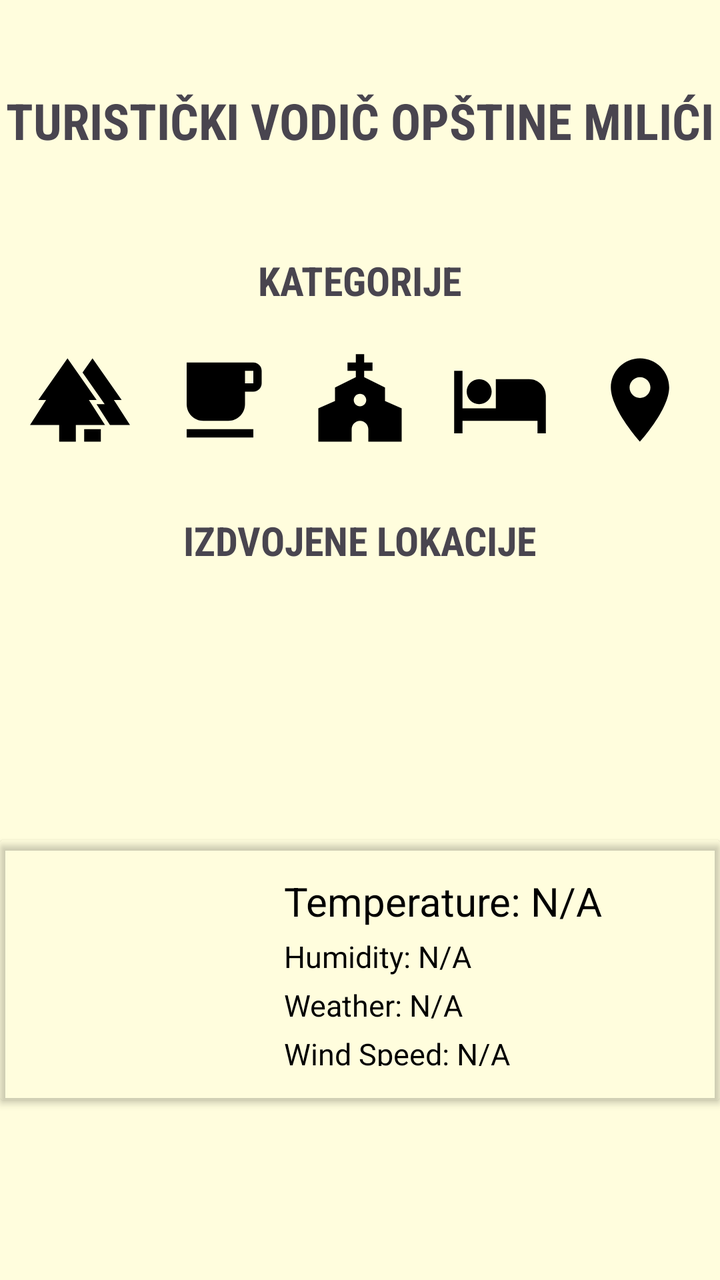
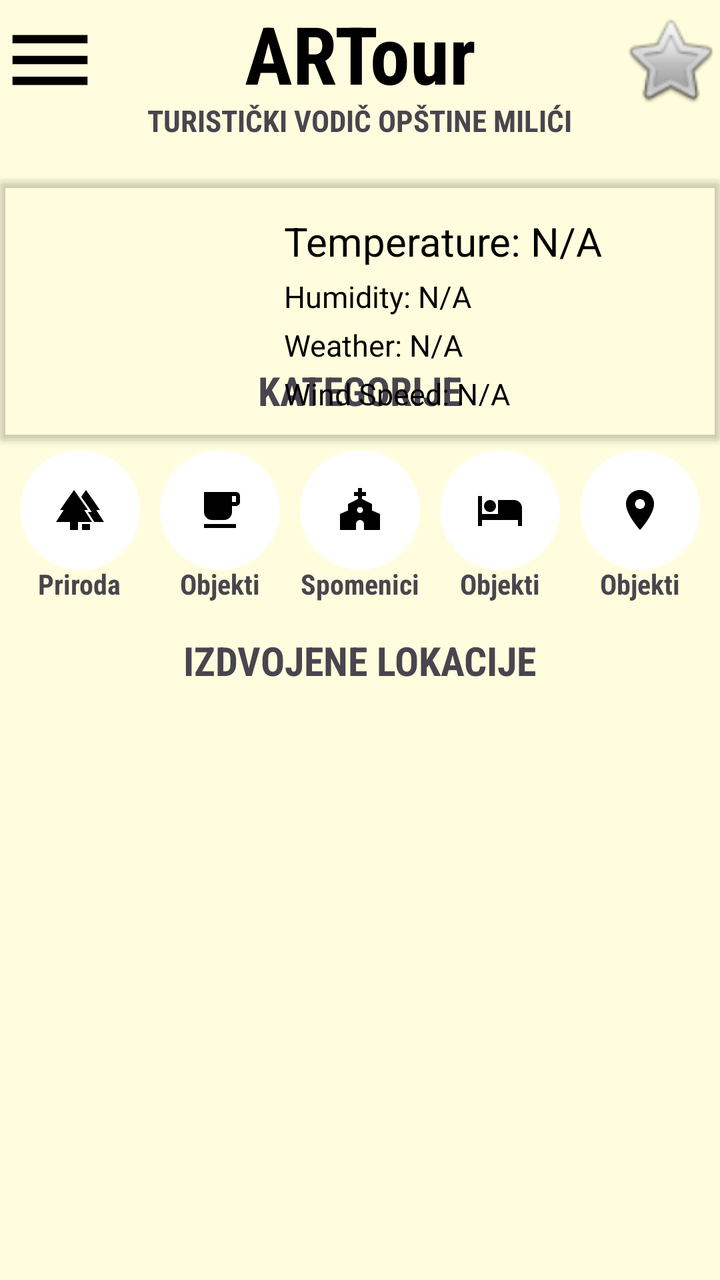

Compare the two renders of this Android layout. The source of the first and the diff that turns it into the second are given below.
<!-- AndroidManifest.xml: application theme Theme.ARTour -->
<!-- res/layout/fragment_pocetna.xml -->
<?xml version="1.0" encoding="utf-8"?>
<androidx.coordinatorlayout.widget.CoordinatorLayout xmlns:android="http://schemas.android.com/apk/res/android"
    xmlns:app="http://schemas.android.com/apk/res-auto"
    xmlns:tools="http://schemas.android.com/tools"
    android:layout_width="match_parent"
    android:layout_height="match_parent"
    android:background="@color/pozadina"
    tools:context=".PocetnaFragment">

    <androidx.cardview.widget.CardView
        android:layout_width="match_parent"
        android:layout_height="130dp"
        android:layout_gravity="bottom|center"
        android:layout_marginBottom="90dp"

        android:foregroundGravity="center"
        app:cardBackgroundColor="#00FFFFFF">

        <LinearLayout
            android:layout_width="match_parent"
            android:layout_height="match_parent"
            android:orientation="horizontal">

            <ImageView
                android:id="@+id/weatherIconImageView"
                android:layout_width="100dp"
                android:layout_height="100dp"
                android:layout_below="@id/windSpeedTextView"
                android:layout_gravity="center|left"
                android:layout_marginLeft="20dp"
                android:contentDescription="TODO" />

            <LinearLayout
                android:layout_width="match_parent"
                android:layout_height="100dp"
                android:layout_gravity="center|right"
                android:layout_marginLeft="20dp"
                android:layout_marginRight="20dp"
                android:orientation="vertical">

                <LinearLayout
                    android:layout_width="match_parent"
                    android:layout_height="match_parent"
                    android:layout_gravity="center|center_horizontal|center_vertical"
                    android:orientation="vertical">

                    <TextView
                        android:id="@+id/temperatureTextView"
                        android:layout_width="match_parent"
                        android:layout_height="wrap_content"
                        android:layout_gravity="center_horizontal"
                        android:padding="2dp"
                        android:text="Temperature: N/A"
                        android:textColor="@color/black"
                        android:textSize="20sp" />

                    <TextView
                        android:id="@+id/humidityTextView"
                        android:layout_width="match_parent"
                        android:layout_height="wrap_content"
                        android:layout_below="@id/temperatureTextView"
                        android:layout_gravity="center_horizontal"
                        android:padding="2dp"
                        android:text="Humidity: N/A"
                        android:textColor="@color/black"
                        android:textSize="15sp" />

                    <TextView
                        android:id="@+id/weatherInfoTextView"
                        android:layout_width="match_parent"
                        android:layout_height="wrap_content"
                        android:layout_below="@id/humidityTextView"
                        android:layout_gravity="center_horizontal"
                        android:padding="2dp"
                        android:text="Weather: N/A"
                        android:textColor="@color/black"
                        android:textSize="15sp" />

                    <TextView
                        android:id="@+id/windSpeedTextView"
                        android:layout_width="match_parent"
                        android:layout_height="wrap_content"
                        android:layout_below="@id/weatherInfoTextView"
                        android:layout_gravity="center_horizontal"
                        android:padding="2dp"
                        android:text="Wind Speed: N/A"
                        android:textColor="@color/black"
                        android:textSize="15sp" />
                </LinearLayout>

            </LinearLayout>


        </LinearLayout>

    </androidx.cardview.widget.CardView>

    <FrameLayout
        android:id="@+id/frame_layout"
        android:layout_width="match_parent"
        android:layout_height="match_parent"></FrameLayout>

    <com.google.android.material.bottomappbar.BottomAppBar
        android:id="@+id/bottomAppBar"
        android:layout_width="match_parent"
        android:layout_height="wrap_content"
        android:layout_gravity="bottom"
        android:background="@android:color/white"
        android:visibility="invisible"
        app:fabCradleMargin="10dp"
        app:fabCradleRoundedCornerRadius="50dp">

    </com.google.android.material.bottomappbar.BottomAppBar>

    <com.google.android.material.bottomnavigation.BottomNavigationView
        android:id="@+id/bottomNavigationView"
        android:layout_width="wrap_content"
        android:layout_height="wrap_content"
        android:layout_gravity="bottom|center_vertical"
        android:layout_marginHorizontal="40dp"
        android:background="@color/white"
        android:visibility="invisible"
        app:labelVisibilityMode="labeled"
        app:menu="@menu/bottom_menu" />

    <TextView
        android:id="@+id/naslov"
        android:layout_width="wrap_content"
        android:layout_height="wrap_content"
        android:fontFamily="sans-serif-condensed"
        android:text="TURISTIČKI VODIČ OPŠTINE MILIĆI"
        android:textSize="25dp"
        android:textStyle="bold"
        android:translationY="-260dp"
        app:layout_anchor="@+id/frame_layout"
        app:layout_anchorGravity="center" />

    <TextView
        android:id="@+id/kategorije"
        android:layout_width="wrap_content"
        android:layout_height="wrap_content"
        android:fontFamily="sans-serif-condensed"
        android:text="KATEGORIJE"
        android:textSize="20dp"
        android:textStyle="bold"
        android:translationY="-180dp"
        app:layout_anchor="@+id/frame_layout"
        app:layout_anchorGravity="center" />

    <ImageButton
        android:id="@+id/dugme1"
        android:layout_width="50dp"
        android:layout_height="50dp"
        android:background="@color/pozadina"
        android:scaleType="centerCrop"
        android:src="@drawable/baseline_forest_24"
        android:translationX="-140dp"
        android:translationY="-120dp"
        app:layout_anchor="@id/frame_layout"
        app:layout_anchorGravity="center" />

    <ImageButton
        android:id="@+id/dugme2"
        android:layout_width="50dp"
        android:layout_height="50dp"
        android:background="@color/pozadina"
        android:scaleType="centerCrop"
        android:src="@drawable/baseline_local_cafe_24"
        android:translationX="-70dp"
        android:translationY="-120dp"
        app:layout_anchor="@id/frame_layout"
        app:layout_anchorGravity="center" />

    <ImageButton
        android:id="@+id/dugme3"
        android:layout_width="50dp"
        android:layout_height="50dp"
        android:background="@color/pozadina"
        android:scaleType="centerCrop"
        android:src="@drawable/baseline_church_24"
        android:translationX="0dp"
        android:translationY="-120dp"
        app:layout_anchor="@id/frame_layout"
        app:layout_anchorGravity="center" />

    <ImageButton
        android:id="@+id/dugme4"
        android:layout_width="50dp"
        android:layout_height="50dp"
        android:background="@color/pozadina"
        android:scaleType="centerCrop"
        android:src="@drawable/baseline_hotel_24"
        android:translationX="70dp"
        android:translationY="-120dp"
        app:layout_anchor="@id/frame_layout"
        app:layout_anchorGravity="center" />

    <ImageButton
        android:id="@+id/dugme5"
        android:layout_width="50dp"
        android:layout_height="50dp"
        android:background="@color/pozadina"
        android:scaleType="centerCrop"
        android:src="@drawable/baseline_place_24"
        android:translationX="140dp"
        android:translationY="-120dp"
        app:layout_anchor="@id/frame_layout"
        app:layout_anchorGravity="center" />

    <TextView
        android:id="@+id/kartice"
        android:layout_width="wrap_content"
        android:layout_height="wrap_content"
        android:fontFamily="sans-serif-condensed"
        android:text="IZDVOJENE LOKACIJE"
        android:textSize="20dp"
        android:textStyle="bold"
        android:translationY="-50dp"
        app:layout_anchor="@+id/frame_layout"
        app:layout_anchorGravity="center" />

    <androidx.viewpager2.widget.ViewPager2
        android:id="@+id/viewPager"
        android:layout_width="match_parent"
        android:layout_height="250dp"
        android:translationY="100dp"
        app:layout_anchor="@+id/frame_layout"
        app:layout_anchorGravity="center" />


</androidx.coordinatorlayout.widget.CoordinatorLayout>
<!-- resources referenced by this layout -->
<resources>
  <color name="black">#FF000000</color>
  <color name="pozadina">#fffddd</color>
  <color name="white">#FFFFFFFF</color>
  <!-- drawable baseline_church_24 (drawable) -->
  <vector android:height="24dp" android:tint="#000000"
      android:viewportHeight="24" android:viewportWidth="24"
      android:width="24dp" xmlns:android="http://schemas.android.com/apk/res/android">
      <path android:fillColor="@android:color/white" android:pathData="M18,12.22V9l-5,-2.5V5h2V3h-2V1h-2v2H9v2h2v1.5L6,9v3.22L2,14v8h8v-3c0,-1.1 0.9,-2 2,-2s2,0.9 2,2v3h8v-8L18,12.22zM12,13.5c-0.83,0 -1.5,-0.67 -1.5,-1.5s0.67,-1.5 1.5,-1.5s1.5,0.67 1.5,1.5S12.83,13.5 12,13.5z"/>
  </vector>
  <!-- drawable baseline_forest_24 (drawable) -->
  <vector android:height="24dp" android:tint="#000000"
      android:viewportHeight="24" android:viewportWidth="24"
      android:width="24dp" xmlns:android="http://schemas.android.com/apk/res/android">
      <path android:fillColor="@android:color/white" android:pathData="M16,12l-7,-10l-7,10l1.86,0l-3.86,6l7,0l0,4l4,0l0,-4l7,0l-3.86,-6z"/>
      <path android:fillColor="@android:color/white" android:pathData="M20.14,12l1.86,0l-7,-10l-2.39,3.41l5.31,7.59l-1.92,0l-0.03,0l3.22,5l4.81,0z"/>
      <path android:fillColor="@android:color/white" android:pathData="M13,19h4v3h-4z"/>
  </vector>
  <!-- drawable baseline_hotel_24 (drawable) -->
  <vector android:height="24dp" android:tint="#000000"
      android:viewportHeight="24" android:viewportWidth="24"
      android:width="24dp" xmlns:android="http://schemas.android.com/apk/res/android">
      <path android:fillColor="@android:color/white" android:pathData="M7,13c1.66,0 3,-1.34 3,-3S8.66,7 7,7s-3,1.34 -3,3 1.34,3 3,3zM19,7h-8v7L3,14L3,5L1,5v15h2v-3h18v3h2v-9c0,-2.21 -1.79,-4 -4,-4z"/>
  </vector>
  <!-- drawable baseline_local_cafe_24 (drawable) -->
  <vector android:height="24dp" android:tint="#000000"
      android:viewportHeight="24" android:viewportWidth="24"
      android:width="24dp" xmlns:android="http://schemas.android.com/apk/res/android">
      <path android:fillColor="@android:color/white" android:pathData="M20,3L4,3v10c0,2.21 1.79,4 4,4h6c2.21,0 4,-1.79 4,-4v-3h2c1.11,0 2,-0.9 2,-2L22,5c0,-1.11 -0.89,-2 -2,-2zM20,8h-2L18,5h2v3zM4,19h16v2L4,21z"/>
  </vector>
  <!-- drawable baseline_place_24 (drawable) -->
  <vector android:height="24dp" android:tint="#000000"
      android:viewportHeight="24" android:viewportWidth="24"
      android:width="24dp" xmlns:android="http://schemas.android.com/apk/res/android">
      <path android:fillColor="@android:color/white" android:pathData="M12,2C8.13,2 5,5.13 5,9c0,5.25 7,13 7,13s7,-7.75 7,-13c0,-3.87 -3.13,-7 -7,-7zM12,11.5c-1.38,0 -2.5,-1.12 -2.5,-2.5s1.12,-2.5 2.5,-2.5 2.5,1.12 2.5,2.5 -1.12,2.5 -2.5,2.5z"/>
  </vector>
  <style name="Theme.ARTour" parent="Base.Theme.ARTour" />
  <style name="Base.Theme.ARTour" parent="Theme.Material3.DayNight.NoActionBar">
          
          
          <item name="android:statusBarColor" tools:targetApi="1">@color/pozadina</item>
          <item name="android:navigationBarColor">@color/pozadina</item>
      </style>
</resources>

<!-- the commit's change to res/layout/fragment_pocetna.xml (unified diff, before → after) -->
@@ -7,11 +7,50 @@
     android:background="@color/pozadina"
     tools:context=".PocetnaFragment">
 
+
+    <ImageView
+        android:id="@+id/menu"
+        android:layout_width="50dp"
+        android:layout_height="50dp"
+        app:layout_anchorGravity="start|end"
+        android:layout_marginTop="5dp"
+        app:srcCompat="@drawable/baseline_menu_24" />
+
+    <TextView
+        android:id="@+id/glavniNaslov"
+        android:layout_width="match_parent"
+        android:layout_height="wrap_content"
+        android:textAlignment="center"
+        android:fontFamily="sans-serif-condensed"
+        android:textSize="40dp"
+        android:textStyle="bold"
+        android:textColor="@color/black"
+        android:text="ARTour" />
+
+    <ImageView
+        android:id="@+id/ikonica"
+        android:layout_width="50dp"
+        android:layout_height="50dp"
+        android:layout_gravity="end|top"
+        android:layout_marginTop="5dp"
+        app:srcCompat="@android:drawable/btn_star" />
+
+    <TextView
+        android:id="@+id/naslov"
+        android:layout_width="wrap_content"
+        android:layout_height="wrap_content"
+        android:fontFamily="sans-serif-condensed"
+        android:text="TURISTIČKI VODIČ OPŠTINE MILIĆI"
+        android:textSize="15dp"
+        android:textStyle="bold"
+        android:layout_marginTop="50dp"
+        android:layout_gravity="center|top"/>
+
     <androidx.cardview.widget.CardView
         android:layout_width="match_parent"
         android:layout_height="130dp"
-        android:layout_gravity="bottom|center"
-        android:layout_marginBottom="90dp"
+        android:layout_gravity="center|top"
+        android:layout_marginTop="90dp"
 
         android:foregroundGravity="center"
         app:cardBackgroundColor="#00FFFFFF">
@@ -95,10 +134,204 @@
 
     </androidx.cardview.widget.CardView>
 
+    <TextView
+        android:id="@+id/kategorije"
+        android:layout_width="wrap_content"
+        android:layout_height="wrap_content"
+        android:fontFamily="sans-serif-condensed"
+        android:text="KATEGORIJE"
+        android:textSize="20dp"
+        android:textStyle="bold"
+        android:translationY="-125dp"
+        app:layout_anchor="@+id/frame_layout"
+        app:layout_anchorGravity="center" />
+
+    <FrameLayout
+        android:id="@+id/frame1"
+        android:layout_width="60dp"
+        android:layout_height="60dp"
+        app:layout_anchor="@id/frame_layout"
+        app:layout_anchorGravity="center"
+        android:translationX="-140dp"
+        android:translationY="-65dp">
+
+        <ImageButton
+            android:id="@+id/dugme1"
+            android:layout_width="60dp"
+            android:layout_height="60dp"
+            android:background="@drawable/round_btn"
+            android:scaleType="centerInside"
+            android:src="@drawable/baseline_forest_24"
+            app:layout_anchor="@id/frame_layout"
+            app:layout_anchorGravity="center" />
+        <TextView
+            android:id="@+id/tekst1"
+            android:layout_width="wrap_content"
+            android:layout_height="wrap_content"
+            android:layout_gravity="center"
+            android:layout_marginTop="37dp"
+            android:fontFamily="sans-serif-condensed"
+            android:text="Priroda"
+            android:textStyle="bold"
+            app:layout_anchor="@+id/frame1"
+            app:layout_anchorGravity="bottom|center" />
+
+    </FrameLayout>
+
+    <FrameLayout
+        android:id="@+id/frame2"
+        android:layout_width="60dp"
+        android:layout_height="60dp"
+        app:layout_anchor="@id/frame_layout"
+        app:layout_anchorGravity="center"
+        android:translationX="-70dp"
+        android:translationY="-65dp">
+
+        <ImageButton
+            android:id="@+id/dugme2"
+            android:layout_width="60dp"
+            android:layout_height="60dp"
+            android:background="@drawable/round_btn"
+            android:scaleType="centerInside"
+            android:src="@drawable/baseline_local_cafe_24"
+            app:layout_anchor="@id/frame_layout"
+            app:layout_anchorGravity="center" />
+
+        <TextView
+            android:id="@+id/tekst2"
+            android:layout_width="wrap_content"
+            android:layout_height="wrap_content"
+            android:layout_gravity="center"
+            android:layout_marginTop="37dp"
+            android:fontFamily="sans-serif-condensed"
+            android:text="Objekti"
+            android:textStyle="bold"
+            app:layout_anchor="@+id/frame1"
+            app:layout_anchorGravity="bottom|center" />
+
+    </FrameLayout>
+
+    <FrameLayout
+        android:id="@+id/frame3"
+        android:layout_width="60dp"
+        android:layout_height="60dp"
+        app:layout_anchor="@id/frame_layout"
+        app:layout_anchorGravity="center"
+        android:translationX="0dp"
+        android:translationY="-65dp">
+
+        <ImageButton
+            android:id="@+id/dugme3"
+            android:layout_width="60dp"
+            android:layout_height="60dp"
+            android:background="@drawable/round_btn"
+            android:scaleType="centerInside"
+            android:src="@drawable/baseline_church_24"
+            app:layout_anchor="@id/frame_layout"
+            app:layout_anchorGravity="center" />
+
+        <TextView
+            android:id="@+id/tekst3"
+            android:layout_width="wrap_content"
+            android:layout_height="wrap_content"
+            android:layout_gravity="center"
+            android:layout_marginTop="37dp"
+            android:fontFamily="sans-serif-condensed"
+            android:text="Spomenici"
+            android:textStyle="bold"
+            app:layout_anchor="@+id/frame1"
+            app:layout_anchorGravity="bottom|center" />
+    </FrameLayout>
+
+    <FrameLayout
+        android:id="@+id/frame4"
+        android:layout_width="60dp"
+        android:layout_height="60dp"
+        app:layout_anchor="@id/frame_layout"
+        app:layout_anchorGravity="center"
+        android:translationX="70dp"
+        android:translationY="-65dp">
+
+        <ImageButton
+            android:id="@+id/dugme4"
+            android:layout_width="60dp"
+            android:layout_height="60dp"
+            android:background="@drawable/round_btn"
+            android:scaleType="centerInside"
+            android:src="@drawable/baseline_hotel_24"
+            app:layout_anchor="@id/frame_layout"
+            app:layout_anchorGravity="center" />
+
+        <TextView
+            android:id="@+id/tekst4"
+            android:layout_width="wrap_content"
+            android:layout_height="wrap_content"
+            android:layout_gravity="center"
+            android:layout_marginTop="37dp"
+            android:fontFamily="sans-serif-condensed"
+            android:text="Objekti"
+            android:textStyle="bold"
+            app:layout_anchor="@+id/frame1"
+            app:layout_anchorGravity="bottom|center" />
+    </FrameLayout>
+
+    <FrameLayout
+        android:id="@+id/frame5"
+        android:layout_width="60dp"
+        android:layout_height="60dp"
+        app:layout_anchor="@id/frame_layout"
+        app:layout_anchorGravity="center"
+        android:translationX="140dp"
+        android:translationY="-65dp">
+
+        <ImageButton
+            android:id="@+id/dugme5"
+            android:layout_width="60dp"
+            android:layout_height="60dp"
+            android:background="@drawable/round_btn"
+            android:scaleType="centerInside"
+            android:src="@drawable/baseline_place_24"
+            app:layout_anchor="@id/frame_layout"
+            app:layout_anchorGravity="center" />
+
+        <TextView
+            android:id="@+id/tekst5"
+            android:layout_width="wrap_content"
+            android:layout_height="wrap_content"
+            android:layout_gravity="center"
+            android:layout_marginTop="37dp"
+            android:fontFamily="sans-serif-condensed"
+            android:text="Objekti"
+            android:textStyle="bold"
+            app:layout_anchor="@+id/frame1"
+            app:layout_anchorGravity="bottom|center" />
+    </FrameLayout>
+
+    <TextView
+        android:id="@+id/kartice"
+        android:layout_width="wrap_content"
+        android:layout_height="wrap_content"
+        android:fontFamily="sans-serif-condensed"
+        android:text="IZDVOJENE LOKACIJE"
+        android:textSize="20dp"
+        android:textStyle="bold"
+        android:translationY="10dp"
+        app:layout_anchor="@+id/frame_layout"
+        app:layout_anchorGravity="center" />
+
+    <androidx.viewpager2.widget.ViewPager2
+        android:id="@+id/viewPager"
+        android:layout_width="match_parent"
+        android:layout_height="200dp"
+        android:translationY="140dp"
+        app:layout_anchor="@+id/frame_layout"
+        app:layout_anchorGravity="center" />
+
     <FrameLayout
         android:id="@+id/frame_layout"
         android:layout_width="match_parent"
-        android:layout_height="match_parent"></FrameLayout>
+        android:layout_height="match_parent" />
+
 
     <com.google.android.material.bottomappbar.BottomAppBar
         android:id="@+id/bottomAppBar"
@@ -123,109 +356,4 @@
         app:labelVisibilityMode="labeled"
         app:menu="@menu/bottom_menu" />
 
-    <TextView
-        android:id="@+id/naslov"
-        android:layout_width="wrap_content"
-        android:layout_height="wrap_content"
-        android:fontFamily="sans-serif-condensed"
-        android:text="TURISTIČKI VODIČ OPŠTINE MILIĆI"
-        android:textSize="25dp"
-        android:textStyle="bold"
-        android:translationY="-260dp"
-        app:layout_anchor="@+id/frame_layout"
-        app:layout_anchorGravity="center" />
-
-    <TextView
-        android:id="@+id/kategorije"
-        android:layout_width="wrap_content"
-        android:layout_height="wrap_content"
-        android:fontFamily="sans-serif-condensed"
-        android:text="KATEGORIJE"
-        android:textSize="20dp"
-        android:textStyle="bold"
-        android:translationY="-180dp"
-        app:layout_anchor="@+id/frame_layout"
-        app:layout_anchorGravity="center" />
-
-    <ImageButton
-        android:id="@+id/dugme1"
-        android:layout_width="50dp"
-        android:layout_height="50dp"
-        android:background="@color/pozadina"
-        android:scaleType="centerCrop"
-        android:src="@drawable/baseline_forest_24"
-        android:translationX="-140dp"
-        android:translationY="-120dp"
-        app:layout_anchor="@id/frame_layout"
-        app:layout_anchorGravity="center" />
-
-    <ImageButton
-        android:id="@+id/dugme2"
-        android:layout_width="50dp"
-        android:layout_height="50dp"
-        android:background="@color/pozadina"
-        android:scaleType="centerCrop"
-        android:src="@drawable/baseline_local_cafe_24"
-        android:translationX="-70dp"
-        android:translationY="-120dp"
-        app:layout_anchor="@id/frame_layout"
-        app:layout_anchorGravity="center" />
-
-    <ImageButton
-        android:id="@+id/dugme3"
-        android:layout_width="50dp"
-        android:layout_height="50dp"
-        android:background="@color/pozadina"
-        android:scaleType="centerCrop"
-        android:src="@drawable/baseline_church_24"
-        android:translationX="0dp"
-        android:translationY="-120dp"
-        app:layout_anchor="@id/frame_layout"
-        app:layout_anchorGravity="center" />
-
-    <ImageButton
-        android:id="@+id/dugme4"
-        android:layout_width="50dp"
-        android:layout_height="50dp"
-        android:background="@color/pozadina"
-        android:scaleType="centerCrop"
-        android:src="@drawable/baseline_hotel_24"
-        android:translationX="70dp"
-        android:translationY="-120dp"
-        app:layout_anchor="@id/frame_layout"
-        app:layout_anchorGravity="center" />
-
-    <ImageButton
-        android:id="@+id/dugme5"
-        android:layout_width="50dp"
-        android:layout_height="50dp"
-        android:background="@color/pozadina"
-        android:scaleType="centerCrop"
-        android:src="@drawable/baseline_place_24"
-        android:translationX="140dp"
-        android:translationY="-120dp"
-        app:layout_anchor="@id/frame_layout"
-        app:layout_anchorGravity="center" />
-
-    <TextView
-        android:id="@+id/kartice"
-        android:layout_width="wrap_content"
-        android:layout_height="wrap_content"
-        android:fontFamily="sans-serif-condensed"
-        android:text="IZDVOJENE LOKACIJE"
-        android:textSize="20dp"
-        android:textStyle="bold"
-        android:translationY="-50dp"
-        app:layout_anchor="@+id/frame_layout"
-        app:layout_anchorGravity="center" />
-
-    <androidx.viewpager2.widget.ViewPager2
-        android:id="@+id/viewPager"
-        android:layout_width="match_parent"
-        android:layout_height="250dp"
-        android:translationY="100dp"
-        app:layout_anchor="@+id/frame_layout"
-        app:layout_anchorGravity="center" />
-
-
 </androidx.coordinatorlayout.widget.CoordinatorLayout>
<!-- resource entries referenced after the edit -->
@@ -29,12 +29,24 @@
       android:width="24dp" xmlns:android="http://schemas.android.com/apk/res/android">
       <path android:fillColor="@android:color/white" android:pathData="M20,3L4,3v10c0,2.21 1.79,4 4,4h6c2.21,0 4,-1.79 4,-4v-3h2c1.11,0 2,-0.9 2,-2L22,5c0,-1.11 -0.89,-2 -2,-2zM20,8h-2L18,5h2v3zM4,19h16v2L4,21z"/>
   </vector>
+  <!-- drawable baseline_menu_24 (drawable) -->
+  <vector android:height="24dp" android:tint="#000000"
+      android:viewportHeight="24" android:viewportWidth="24"
+      android:width="24dp" xmlns:android="http://schemas.android.com/apk/res/android">
+      <path android:fillColor="@android:color/white" android:pathData="M3,18h18v-2L3,16v2zM3,13h18v-2L3,11v2zM3,6v2h18L21,6L3,6z"/>
+  </vector>
   <!-- drawable baseline_place_24 (drawable) -->
   <vector android:height="24dp" android:tint="#000000"
       android:viewportHeight="24" android:viewportWidth="24"
       android:width="24dp" xmlns:android="http://schemas.android.com/apk/res/android">
       <path android:fillColor="@android:color/white" android:pathData="M12,2C8.13,2 5,5.13 5,9c0,5.25 7,13 7,13s7,-7.75 7,-13c0,-3.87 -3.13,-7 -7,-7zM12,11.5c-1.38,0 -2.5,-1.12 -2.5,-2.5s1.12,-2.5 2.5,-2.5 2.5,1.12 2.5,2.5 -1.12,2.5 -2.5,2.5z"/>
   </vector>
+  <!-- drawable round_btn (drawable) -->
+  <?xml version="1.0" encoding="utf-8"?>
+  <shape xmlns:android="http://schemas.android.com/apk/res/android">
+      <corners android:radius="1000dp" />
+      <solid android:color="@color/white"/>
+  </shape>
   <style name="Theme.ARTour" parent="Base.Theme.ARTour" />
   <style name="Base.Theme.ARTour" parent="Theme.Material3.DayNight.NoActionBar">
           
